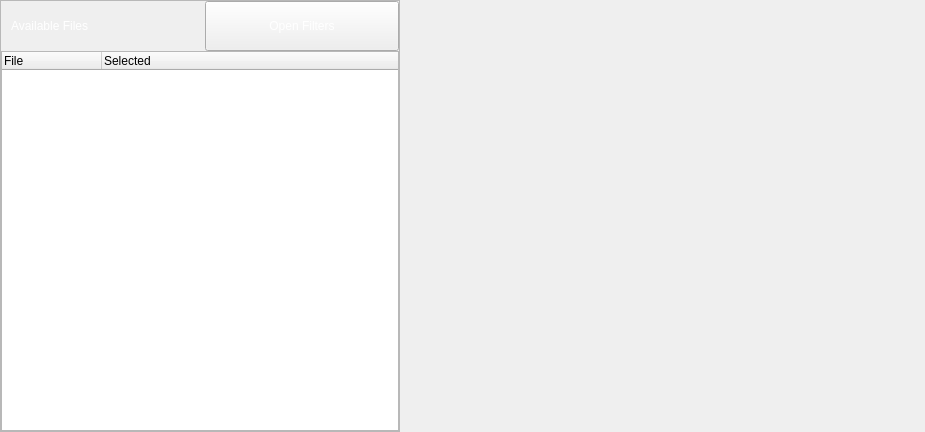
The window that src/ui/workspace_data_table.ui (ligerr13/PE_Spectroradiometer) describes before a commit, drawn with Qt 5.
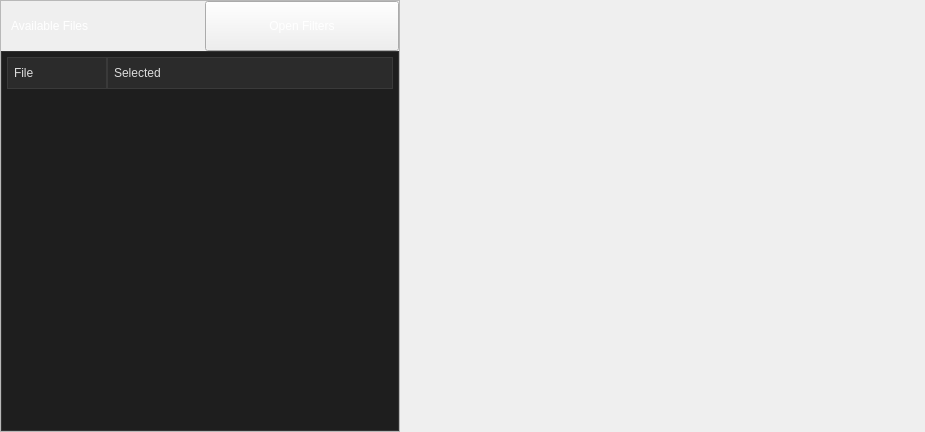
The same window after the commit. Icons and pictures are not drawn.

Patch:
```diff
--- a/src/ui/workspace_data_table.ui
+++ b/src/ui/workspace_data_table.ui
@@ -228,7 +228,106 @@
              <item>
               <widget class="QTreeWidget" name="treeWidget">
                <property name="styleSheet">
-                <string notr="true">border-right: 0px;</string>
+                <string notr="true">QTreeWidget {
+    background-color: #1e1e1e;
+    alternate-background-color: #222;
+    color: #dcdcdc;
+    border: 1px solid #333;
+    padding: 5px;
+    font: 11pt &quot;Consolas&quot;;
+}
+
+/* Sorok alap */
+QTreeWidget::item {
+    height: 28px;
+    padding: 4px;
+}
+
+/* Hover */
+QTreeWidget::item:hover {
+    background-color: #2b2b2b;
+}
+
+/* Kijelölt sor */
+QTreeWidget::item:selected {
+    background-color: #3d6aff;
+    color: white;
+    border: none;
+}
+
+/* Kijelölt + hover */
+QTreeWidget::item:selected:hover {
+    background-color: #5278ff;
+}
+
+/* Checkbox — ALAP (nincs kép, gyönyörű QSS kocka) */
+QTreeWidget::indicator {
+    width: 16px;
+    height: 16px;
+    border-radius: 3px;
+    border: 1px solid #666;
+    background: #222;
+}
+
+/* Hover checkbox */
+QTreeWidget::indicator:hover {
+    border: 1px solid #aaa;
+}
+
+/* Unchecked */
+QTreeWidget::indicator:unchecked {
+    background: #2a2a2a;
+}
+
+/* Checked */
+QTreeWidget::indicator:checked {
+    background-color: #3d6aff;
+    border: 1px solid #3d6aff;
+}
+
+/* CHECKBOX a kijelölt soron → világosabb legyen hogy látszódjon */
+QTreeWidget::item:selected QTreeWidget::indicator {
+    background: #eef1ff;
+    border: 1px solid white;
+}
+
+/* CHECKED a kijelölt soron → kék maradjon de világosabb */
+QTreeWidget::item:selected QTreeWidget::indicator:checked {
+    background-color: #ffffff;
+    border: 1px solid white;
+}
+
+/* Header */
+QHeaderView::section {
+    background-color: #2b2b2b;
+    color: #dcdcdc;
+    padding: 6px;
+    font: bold 10pt &quot;Consolas&quot;;
+    border: 1px solid #3a3a3a;
+}
+
+/* Scrollbar */
+QScrollBar:vertical {
+    width: 12px;
+    background: #1e1e1e;
+}
+
+QScrollBar::handle:vertical {
+    background: #3a3a3a;
+    min-height: 20px;
+    border-radius: 6px;
+}
+
+QScrollBar::handle:vertical:hover {
+    background: #505050;
+}
+
+QScrollBar::add-line,
+QScrollBar::sub-line {
+    background: none;
+    height: 0px;
+}
+</string>
                </property>
                <column>
                 <property name="text">
```
